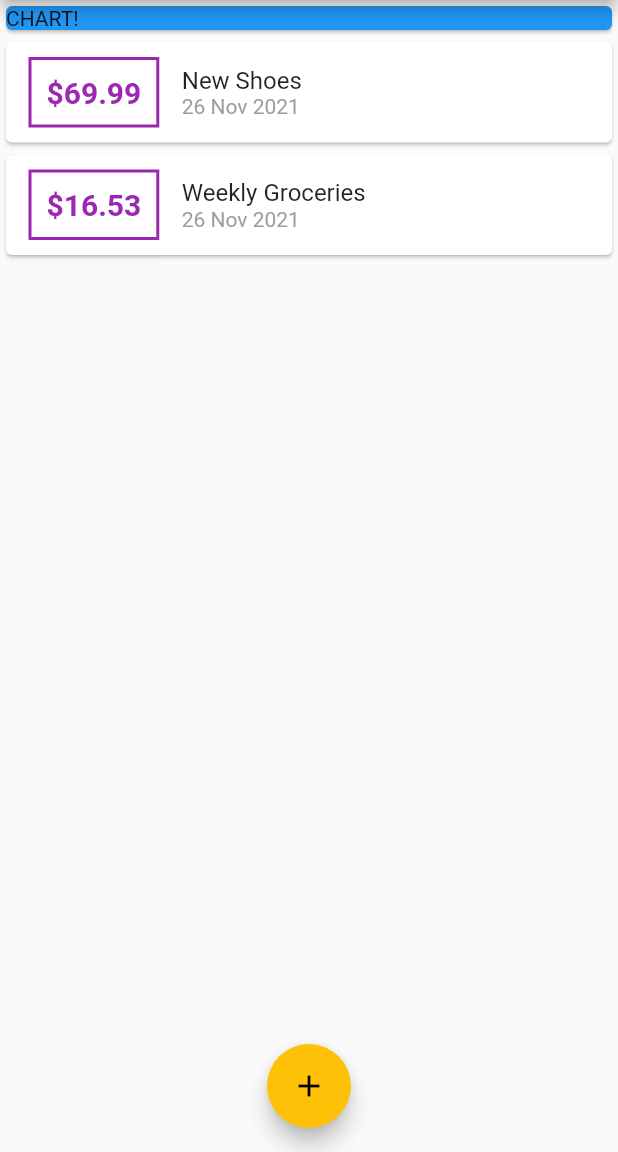
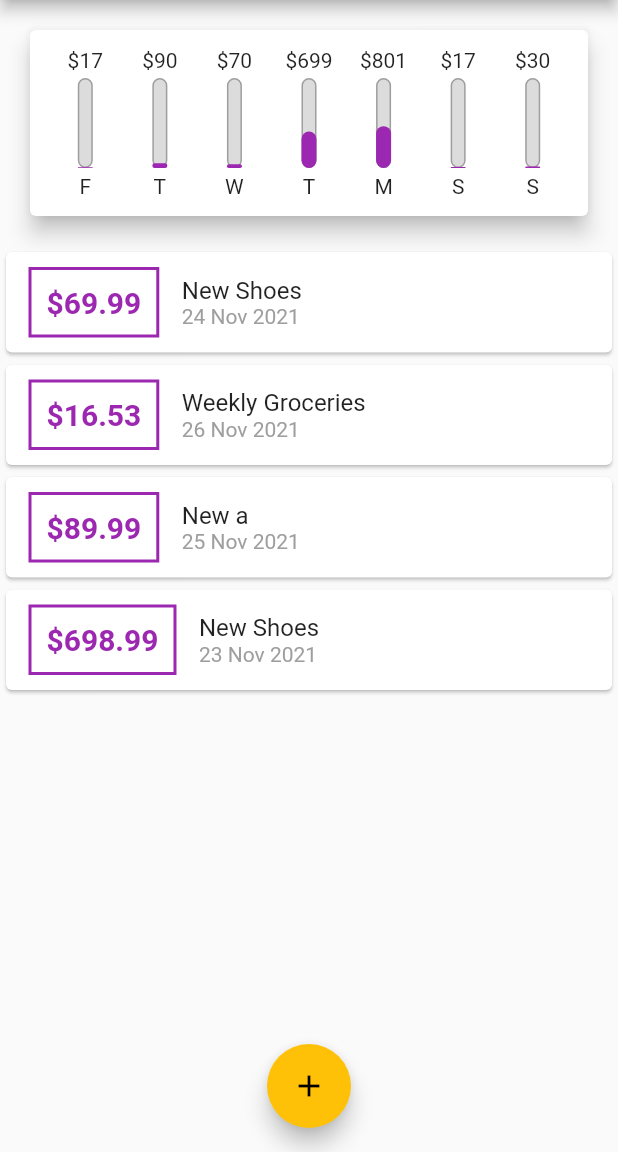
Before and after one commit to LodewykRoux/personal_Expenses, a Flutter app: the screen it shows after launch, on a phone screen of 412 x 824 dp, the part 84-1236 px from its top. Run offline on Flutter 3.47's test engine with Material 2 defaults, Android fonts, the phone set to English and light mode, and no system bars.

Commit message:
added chart to display amounts

```diff
--- a/lib/main.dart
+++ b/lib/main.dart
@@ -1,5 +1,6 @@
 import 'package:flutter/material.dart';
 import 'package:personal_expenses/models/transaction.dart';
+import 'package:personal_expenses/widgets/chart.dart';
 import 'package:personal_expenses/widgets/new_transaction.dart';
 import 'package:personal_expenses/widgets/transaction_list.dart';
 
@@ -47,7 +48,7 @@ class _MyHomePageState extends State<MyHomePage> {
       id: 't1',
       title: 'New Shoes',
       amount: 69.99,
-      date: DateTime.now(),
+      date: DateTime.now().subtract(const Duration(days: 2)),
     ),
     Transaction(
       id: 't2',
@@ -55,7 +56,44 @@ class _MyHomePageState extends State<MyHomePage> {
       amount: 16.53,
       date: DateTime.now(),
     ),
+    Transaction(
+      id: 't3',
+      title: 'New a',
+      amount: 89.99,
+      date: DateTime.now().subtract(const Duration(days: 1)),
+    ),
+    Transaction(
+      id: 't4',
+      title: 'New Shoes',
+      amount: 698.99,
+      date: DateTime.now().subtract(const Duration(days: 3)),
+    ),
+    Transaction(
+      id: 't5',
+      title: 'New Shoes',
+      amount: 800.99,
+      date: DateTime.now().subtract(const Duration(days: 4)),
+    ),
+    Transaction(
+      id: 't6',
+      title: 'New Shoes',
+      amount: 16.99,
+      date: DateTime.now().subtract(const Duration(days: 5)),
+    ),
+    Transaction(
+      id: 't7',
+      title: 'New Shoes',
+      amount: 29.99,
+      date: DateTime.now().subtract(const Duration(days: 6)),
+    ),
   ];
+
+  List<Transaction> get _recentTransactions {
+    return _userTransactions.where((element) {
+      return element.date
+          .isAfter(DateTime.now().subtract(const Duration(days: 7)));
+    }).toList();
+  }
 
   void _addNewTransaction(String title, double amount) {
     final newTrans = Transaction(
@@ -97,12 +135,8 @@ class _MyHomePageState extends State<MyHomePage> {
       body: SingleChildScrollView(
         child: Column(
           children: [
-            Card(
-              color: Colors.blue,
-              child: Container(
-                width: double.infinity,
-                child: const Text('CHART!'),
-              ),
+            Chart(
+              recentTransactions: _recentTransactions,
             ),
             TransactionList(
               transactions: _userTransactions,
--- /dev/null
+++ b/lib/widgets/chart.dart
@@ -0,0 +1,57 @@
+import 'package:flutter/material.dart';
+import 'package:personal_expenses/models/transaction.dart';
+import 'package:intl/intl.dart';
+import 'package:personal_expenses/widgets/chart_bar.dart';
+
+class Chart extends StatelessWidget {
+  final List<Transaction> recentTransactions;
+  const Chart({Key? key, required this.recentTransactions}) : super(key: key);
+
+  List<Map<String, Object>> get groupedTransactionvalues {
+    return List.generate(7, (index) {
+      final weekDay = DateTime.now().subtract(Duration(days: index));
+      double totalSum = 0;
+      for (var i = 0; i < recentTransactions.length; i++) {
+        if (recentTransactions[i].date.day == weekDay.day &&
+            recentTransactions[i].date.month == weekDay.month &&
+            recentTransactions[i].date.year == weekDay.year) {
+          totalSum += recentTransactions[i].amount;
+        }
+      }
+      return {
+        'day': DateFormat.E().format(weekDay).substring(0, 1),
+        'amount': totalSum,
+      };
+    });
+  }
+
+  double get totalSpending {
+    return groupedTransactionvalues.fold(
+        0.0, (sum, item) => sum + (item['amount'] as double));
+  }
+
+  @override
+  Widget build(BuildContext context) {
+    return Card(
+      elevation: 6,
+      margin: const EdgeInsets.all(20),
+      child: Padding(
+        padding: const EdgeInsets.all(12.0),
+        child: Row(
+          mainAxisAlignment: MainAxisAlignment.spaceAround,
+          children: groupedTransactionvalues
+              .map((e) => Flexible(
+                    fit: FlexFit.tight,
+                    child: ChartBar(
+                      label: e['day'].toString(),
+                      spendingAmount: (e['amount'] as double),
+                      spendingPctOfTotal:
+                          (e['amount'] as double) / totalSpending,
+                    ),
+                  ))
+              .toList(),
+        ),
+      ),
+    );
+  }
+}
--- /dev/null
+++ b/lib/widgets/chart_bar.dart
@@ -0,0 +1,54 @@
+import 'package:flutter/material.dart';
+
+class ChartBar extends StatelessWidget {
+  final String label;
+  final double spendingAmount;
+  final double spendingPctOfTotal;
+  const ChartBar(
+      {Key? key,
+      required this.label,
+      required this.spendingAmount,
+      required this.spendingPctOfTotal})
+      : super(key: key);
+
+  @override
+  Widget build(BuildContext context) {
+    return Column(
+      children: [
+        FittedBox(child: Text('\$${spendingAmount.toStringAsFixed(0)}')),
+        const SizedBox(
+          height: 4,
+        ),
+        SizedBox(
+          height: 60,
+          width: 10,
+          child: Stack(
+            alignment: Alignment.bottomCenter,
+            children: [
+              Container(
+                decoration: BoxDecoration(
+                  border: Border.all(color: Colors.grey, width: 1.0),
+                  color: const Color.fromRGBO(220, 220, 220, 1),
+                  borderRadius: BorderRadius.circular(10),
+                ),
+              ),
+              FractionallySizedBox(
+                heightFactor: spendingPctOfTotal,
+                child: Container(
+                  decoration: BoxDecoration(
+                    color: Theme.of(context).primaryColor,
+                    borderRadius: BorderRadius.circular(10),
+                  ),
+                ),
+              )
+            ],
+          ),
+        ),
+        const SizedBox(
+          height: 4,
+        ),
+        Text(label),
+      ],
+    );
+  }
+}
--- a/lib/widgets/transaction_list.dart
+++ b/lib/widgets/transaction_list.dart
@@ -9,7 +9,17 @@ class TransactionList extends StatelessWidget {
 
   @override
   Widget build(BuildContext context) {
-    return SizedBox(
+    return transactions.isEmpty
+        ? Column(
+            children: [
+              Text(
+                'No transactions added yet',
+                style: Theme.of(context).textTheme.headline6,
+              ),
+              Image.asset('assets/images/waiting.png', fit: BoxFit.cover)
+            ],
+          )
+        : SizedBox(
             height: 300,
             child: ListView.builder(
               itemBuilder: (context, index) {
@@ -17,8 +27,8 @@ class TransactionList extends StatelessWidget {
                   child: Row(
                     children: [
                       Container(
-                  margin:
-                      const EdgeInsets.symmetric(vertical: 10, horizontal: 15),
+                        margin: const EdgeInsets.symmetric(
+                            vertical: 10, horizontal: 15),
                         decoration: BoxDecoration(
                           border: Border.all(
                             color: Theme.of(context).primaryColor,
--- a/pubspec.yaml
+++ b/pubspec.yaml
@@ -40,6 +40,9 @@ flutter:
           weight: 400
         - asset: assets/fonts/Quicksand-Light.ttf
           weight: 100
+
+  assets:
+   - assets/images/
   #
   # For details regarding fonts from package dependencies,
   # see https://flutter.dev/custom-fonts/#from-packages
```
Also changed, not shown: assets/images/waiting.png (added). Lines whose indentation alone changed are shown as unchanged.
